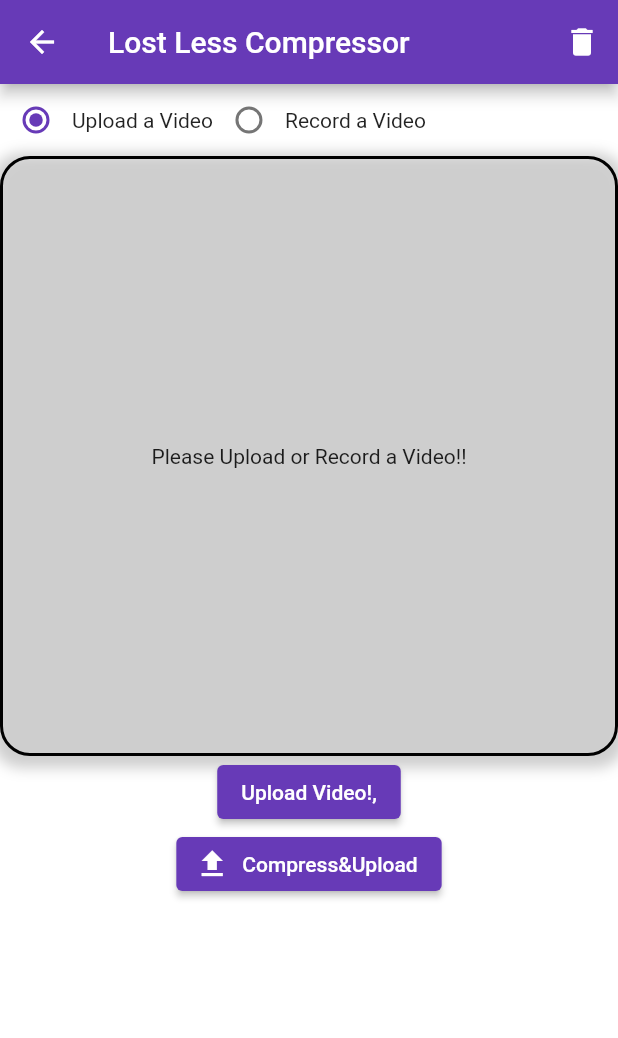
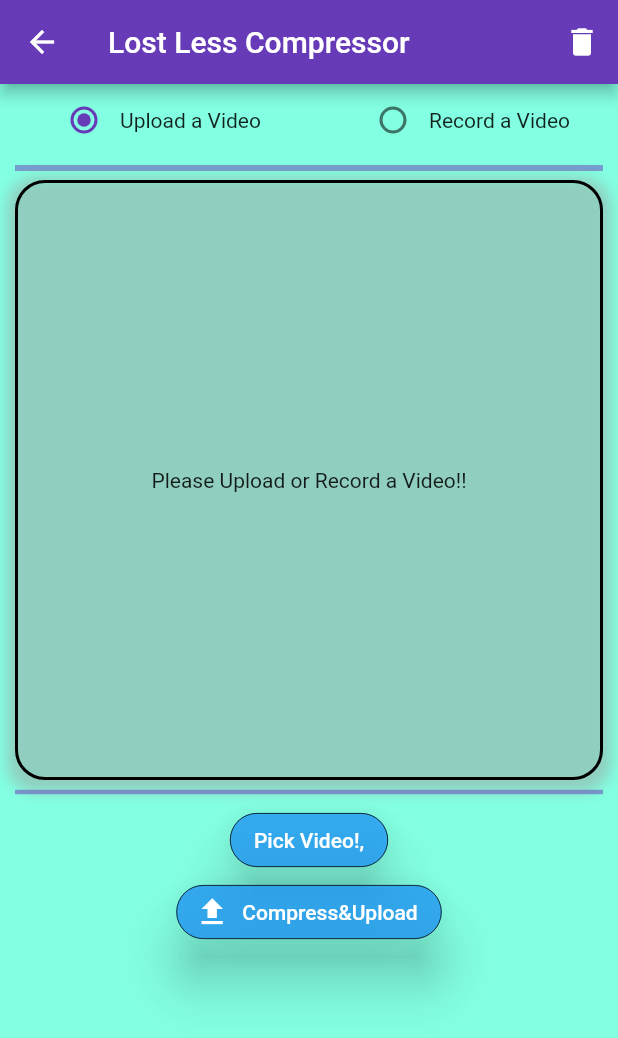
Before and after one commit to shashankpathak7798/OnlineMic-Task, a Flutter app: the screen it shows after launch, on a phone screen of 412 x 824 dp. Shown: the top 1038 px of the screen. Run offline on Flutter 3.47's test engine with Material 2 defaults, Android fonts, the phone set to English and light mode, and no system bars; our stand-ins replace camera, cloud_firestore, file_picker, firebase_core, firebase_storage and 1 more; missing offline and left inert: dart:ffi, video_compress; accounts and stored records are empty.

Commit message:
initial commit

```diff
--- a/lib/main.dart
+++ b/lib/main.dart
@@ -17,7 +17,7 @@ class MyApp extends StatelessWidget {
     return MaterialApp(
       title: 'Flutter Demo',
       theme: ThemeData(
-        scaffoldBackgroundColor: Colors.deepPurple.withOpacity(0.5),
+        scaffoldBackgroundColor: Colors.tealAccent.withOpacity(0.5),
         primarySwatch: Colors.deepPurple,
       ),
       home: const HomeScreen(),
--- a/lib/screens/main_screen.dart
+++ b/lib/screens/main_screen.dart
@@ -1,3 +1,5 @@
+//GitHub Repo Link: https://github.com/shashankpathak7798/OnlineMic-Task.git////////////////////////////////
+
 import 'dart:io';
 
 import 'package:cloud_firestore/cloud_firestore.dart';
@@ -26,20 +28,21 @@ class _MainScreenState extends State<MainScreen> {
   VideoPlayerController? _videoPlayerController;
   Future<void>? _initializeVideoPlayerFuture;
 
-
-
   Future<void> compressVideo() async {
     setState(() {
       isUploading = true;
     });
     final FirebaseStorage storage = FirebaseStorage.instance;
 
-    if(_videoPath.isEmpty) {
+    if (_videoPath.isEmpty) {
       return;
     }
     final videoFile = File(_videoPath);
 
-    final info = await VideoCompress.compressVideo(videoFile.path, quality: VideoQuality.DefaultQuality,);
+    final info = await VideoCompress.compressVideo(
+      videoFile.path,
+      quality: VideoQuality.DefaultQuality,
+    );
 
     final compressedResult = info?.file;
 
@@ -53,24 +56,28 @@ class _MainScreenState extends State<MainScreen> {
       'url': url,
       'createdAt': FieldValue.serverTimestamp(),
     }).whenComplete(() {
-      ScaffoldMessenger.of(context).showSnackBar(SnackBar(content: Text('Success!!'), backgroundColor: Colors.green,),);
+      ScaffoldMessenger.of(context).showSnackBar(
+        SnackBar(
+          content: Text('Success!!'),
+          backgroundColor: Colors.green,
+        ),
+      );
       setState(() {
         _videoPath = '';
         uploadSuccess = true;
         isUploading = false;
       });
     });
-
   }
-
-
-
 
   // Function to pick video from device storage.
   Future<void> _pickVideo() async {
-    final result = await FilePicker.platform.pickFiles(type: FileType.video, allowMultiple: false,);
+    final result = await FilePicker.platform.pickFiles(
+      type: FileType.video,
+      allowMultiple: false,
+    );
 
-    if(result != null) {
+    if (result != null) {
       File file = File(result.files.single.path!);
 
       _videoPlayerController = VideoPlayerController.file(file);
@@ -84,8 +91,6 @@ class _MainScreenState extends State<MainScreen> {
         _videoPath = file.path;
       });
       print('VideoPath: $_videoPath');
-
-
     }
   }
 
@@ -94,7 +99,8 @@ class _MainScreenState extends State<MainScreen> {
     final cameras = await availableCameras();
     final camera = cameras.first;
 
-    _cameraController = CameraController(camera, ResolutionPreset.high, enableAudio: true);
+    _cameraController =
+        CameraController(camera, ResolutionPreset.high, enableAudio: true);
 
     await _cameraController?.initialize();
     await _cameraController?.startImageStream((image) {});
@@ -111,14 +117,15 @@ class _MainScreenState extends State<MainScreen> {
 
   // Function to Stop Video Recording
   Future<void> stopRecording() async {
-    if(!_cameraController!.value.isRecordingVideo) {
+    if (!_cameraController!.value.isRecordingVideo) {
       return;
     }
     _cameraController?.pausePreview();
 
     final XFile videoFile = await _cameraController!.stopVideoRecording();
     final tempDir = await getTemporaryDirectory();
-    final outputFile = File('${tempDir.path}/${DateTime.now().millisecondsSinceEpoch}.mp4');
+    final outputFile =
+        File('${tempDir.path}/${DateTime.now().millisecondsSinceEpoch}.mp4');
     await videoFile.saveTo(outputFile.path);
 
     _videoPlayerController = VideoPlayerController.file(outputFile);
@@ -129,9 +136,7 @@ class _MainScreenState extends State<MainScreen> {
     setState(() {
       _videoPath = outputFile.path;
     });
-
   }
-
 
   @override
   void initState() {
@@ -139,7 +144,6 @@ class _MainScreenState extends State<MainScreen> {
     super.initState();
     initializeCamera();
   }
-
 
   @override
   void dispose() {
@@ -152,34 +156,61 @@ class _MainScreenState extends State<MainScreen> {
   @override
   Widget build(BuildContext context) {
     return Scaffold(
-      appBar: AppBar(title: Text('Lost Less Compressor'), actions: [IconButton(onPressed: () => setState(() {
+      appBar: AppBar(
+        title: Text('Lost Less Compressor'),
+        actions: [
+          IconButton(
+              onPressed: () => setState(() {
                     _videoPlayerController?.pause();
                     _videoPlayerController = null;
-      }), icon: Icon(Icons.delete))],),
-      backgroundColor: Colors.white,
+                  }),
+              icon: Icon(Icons.delete))
+        ],
+      ),
+      backgroundColor: Colors.tealAccent.withOpacity(0.8),
       body: Column(
         children: [
-          Row(children: [
+          Row(
+            mainAxisAlignment: MainAxisAlignment.spaceAround,
+            children: [
               Row(
                 children: [
-                Radio(value: 0, groupValue: _toUpload, onChanged: (val) => setState(() {
+                  Radio(
+                    value: 0,
+                    groupValue: _toUpload,
+                    onChanged: (val) => setState(() {
                       _toUpload = 0;
-                }),),
+                    }),
+                  ),
                   Text('Upload a Video'),
                 ],
               ),
               Row(
                 children: [
-                Radio(value: 1, groupValue: _toUpload, onChanged: (val) => setState(() {
+                  Radio(
+                    value: 1,
+                    groupValue: _toUpload,
+                    onChanged: (val) => setState(() {
                       _toUpload = 1;
-                }),),
+                    }),
+                  ),
                   Text('Record a Video'),
                 ],
               ),
-          ],),
+            ],
+          ),
+          Divider(
+            thickness: 4,
+            color: Colors.deepPurple.withOpacity(0.5),
+            indent: 10,
+            endIndent: 10,
+          ),
           Stack(
             children: [
               Container(
+                margin: EdgeInsets.symmetric(
+                  horizontal: 10,
+                ),
                 decoration: BoxDecoration(
                   borderRadius: BorderRadius.circular(20),
                   border: Border.all(color: Colors.black, width: 2),
@@ -194,12 +225,19 @@ class _MainScreenState extends State<MainScreen> {
                 ),
                 width: double.infinity,
                 height: 400,
-                child: _videoPlayerController == null ? Center(child: Text('Please Upload or Record a Video!!'),) : FutureBuilder<void>(
+                child: _videoPlayerController == null
+                    ? Center(
+                        child: Text('Please Upload or Record a Video!!'),
+                      )
+                    : FutureBuilder<void>(
                         future: _initializeVideoPlayerFuture,
-                  builder: (BuildContext context, AsyncSnapshot<void> snapshot) {
-                    if (snapshot.connectionState == ConnectionState.done) {
+                        builder: (BuildContext context,
+                            AsyncSnapshot<void> snapshot) {
+                          if (snapshot.connectionState ==
+                              ConnectionState.done) {
                             return AspectRatio(
-                        aspectRatio: _videoPlayerController!.value.aspectRatio,
+                              aspectRatio:
+                                  _videoPlayerController!.value.aspectRatio,
                               child: VideoPlayer(_videoPlayerController!),
                             );
                           } else {
@@ -208,23 +246,85 @@ class _MainScreenState extends State<MainScreen> {
                         },
                       ),
               ),
-              if(isUploading) Container(width: double.infinity, height: 400, color: Colors.white24, child: Center(child: Container(width: 100, height: 100, child: CircularProgressIndicator()))),
+              if (isUploading)
+                Container(
+                    width: double.infinity,
+                    height: 400,
+                    color: Colors.white24,
+                    child: Center(
+                        child: Container(
+                            width: 100,
+                            height: 100,
+                            child: CircularProgressIndicator()))),
             ],
           ),
-          if(_toUpload == 0) ElevatedButton(onPressed: _pickVideo, child: Text('Upload Video!,'),),
-          if(_toUpload == 1) Padding(
-            padding: const EdgeInsets.only(left: 10, right: 10,),
-            child: Row(children: [
-              ElevatedButton.icon(onPressed: startRecording, label: Text('Start Recording'), icon: Icon(Icons.play_arrow),),
+          Divider(
+            thickness: 3,
+            color: Colors.deepPurple.withOpacity(0.5),
+            indent: 10,
+            endIndent: 10,
+          ),
+          if (_toUpload == 0)
+            ElevatedButton(
+              onPressed: _pickVideo,
+              child: Text('Pick Video!,'),
+              style: ButtonStyle(
+                elevation: MaterialStateProperty.all(15),
+                backgroundColor: MaterialStateProperty.all<Color>(Colors.blue.withOpacity(0.8),),
+                side: MaterialStateProperty.all<BorderSide>(BorderSide(width: 0.5, style: BorderStyle.solid,),),
+                shape: MaterialStateProperty.all<RoundedRectangleBorder>(RoundedRectangleBorder(borderRadius: BorderRadius.circular(20),),),
+              ),
+            ),
+          if (_toUpload == 1)
+            Padding(
+              padding: const EdgeInsets.only(
+                left: 10,
+                right: 10,
+              ),
+              child: Row(
+                children: [
+                  ElevatedButton.icon(
+                    onPressed: startRecording,
+                    label: Text('Start Recording'),
+                    icon: Icon(Icons.play_arrow),
+                    style: ButtonStyle(
+                      elevation: MaterialStateProperty.all(15),
+                      backgroundColor: MaterialStateProperty.all<Color>(Colors.blue.withOpacity(0.8),),
+                      side: MaterialStateProperty.all<BorderSide>(BorderSide(width: 0.5, style: BorderStyle.solid,),),
+                      shape: MaterialStateProperty.all<RoundedRectangleBorder>(RoundedRectangleBorder(borderRadius: BorderRadius.circular(20),),),
+                    ),
+                  ),
                   Spacer(),
-              ElevatedButton.icon(onPressed: stopRecording, label: Text('Stop Recording'), icon: Icon(Icons.pause),),
-            ],),
+                  ElevatedButton.icon(
+                    onPressed: stopRecording,
+                    label: Text('Stop Recording'),
+                    icon: Icon(Icons.pause),
+                    style: ButtonStyle(
+                      elevation: MaterialStateProperty.all(15),
+                      backgroundColor: MaterialStateProperty.all<Color>(Colors.blue.withOpacity(0.8),),
+                      side: MaterialStateProperty.all<BorderSide>(BorderSide(width: 0.5, style: BorderStyle.solid,),),
+                      shape: MaterialStateProperty.all<RoundedRectangleBorder>(RoundedRectangleBorder(borderRadius: BorderRadius.circular(20),),),
+                    ),
+                  ),
+                ],
+              ),
             ),
           Row(
             mainAxisAlignment: MainAxisAlignment.center,
             children: [
-            ElevatedButton.icon(onPressed: () => compressVideo(), icon: Icon(Icons.upload), label: Text('Compress&Upload'),),
-          ],),
+              ElevatedButton.icon(
+                onPressed: () => compressVideo(),
+                icon: Icon(Icons.upload),
+                label: Text('Compress&Upload'),
+                style: ButtonStyle(
+                  elevation: MaterialStateProperty.all(15),
+                  backgroundColor: MaterialStateProperty.all<Color>(Colors.blue.withOpacity(0.8),),
+                  side: MaterialStateProperty.all<BorderSide>(BorderSide(width: 0.5, style: BorderStyle.solid,),),
+                  shape: MaterialStateProperty.all<RoundedRectangleBorder>(RoundedRectangleBorder(borderRadius: BorderRadius.circular(20),),),
+                ),
+              ),
+            ],
+          ),
         ],
       ),
     );
```
Lines whose indentation alone changed are shown as unchanged.
